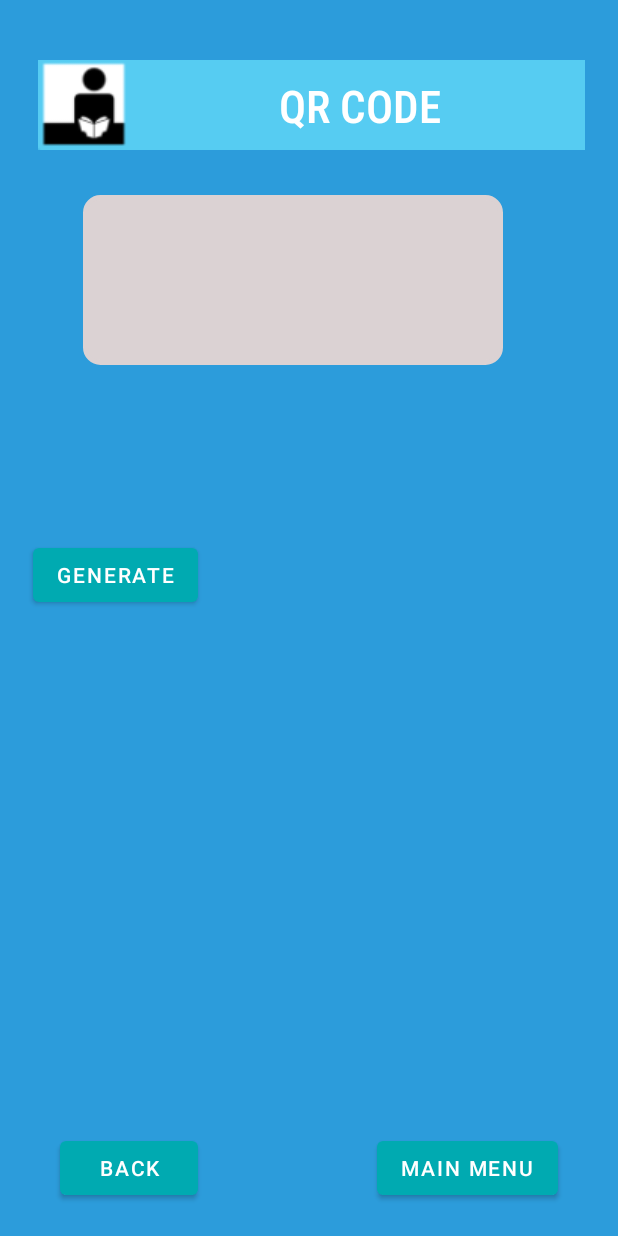
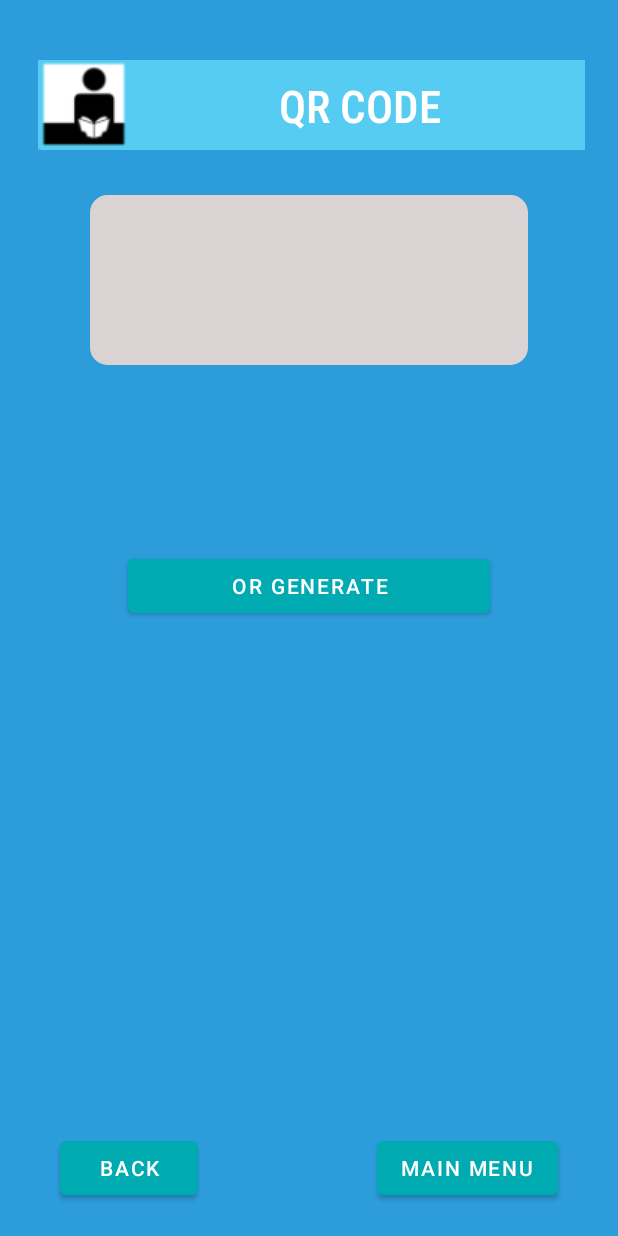
Before and after one commit to CankayaUniversity/ceng-407-408-2020-2021--Mobile-Library-Reservation-System, an Android app: the screen it shows after launch (Activity_LM_QR), on a phone screen of 412 x 824 dp. Run offline under Robolectric (Android 15) with nearby library versions, the phone set to English and light mode, and no system bars; libraries missing offline, so code that uses them is left out: com.journeyapps.barcodescanner; 1 statement that could not run was skipped.

Commit message:
QR Kod sayfası hizalar düzenlendi

```diff
--- a/MobileLibrs/app/src/main/res/layout/layout_lm_qr_code.xml
+++ b/MobileLibrs/app/src/main/res/layout/layout_lm_qr_code.xml
@@ -41,7 +41,7 @@
         android:text="Back" />
 
     <Button
-        android:id="@+id/btn_next"
+        android:id="@+id/btn_main_menu"
         android:layout_width="wrap_content"
         android:layout_height="wrap_content"
         android:layout_alignParentEnd="true"
@@ -83,11 +83,14 @@
     <RelativeLayout
         android:layout_width="280dp"
         android:layout_height="113dp"
-        android:layout_marginStart="55dp"
+        android:layout_alignParentStart="true"
 
+        android:layout_alignParentTop="true"
+        android:layout_alignParentEnd="true"
+
+        android:layout_marginStart="60dp"
         android:layout_marginTop="130dp"
-        android:layout_marginEnd="44dp"
-
+        android:layout_marginEnd="60dp"
         android:layout_marginBottom="330dp"
         android:background="@drawable/qrkod"
         android:orientation="vertical">
@@ -96,10 +99,13 @@
             android:id="@+id/editTextTextPersonName"
             android:layout_width="wrap_content"
             android:layout_height="wrap_content"
-            android:layout_marginStart="22dp"
+            android:layout_alignParentStart="true"
+            android:layout_alignParentEnd="true"
+            android:layout_alignParentBottom="true"
+            android:layout_marginStart="26dp"
             android:layout_marginTop="20dp"
-            android:layout_marginEnd="22dp"
-            android:layout_marginBottom="94dp"
+            android:layout_marginEnd="26dp"
+            android:layout_marginBottom="65dp"
             android:ems="10"
             android:inputType="textPersonName"
             android:lineSpacingExtra="24sp"
@@ -119,26 +125,33 @@
         android:layout_marginEnd="22dp"
         android:layout_marginBottom="94dp"
         android:hint="" />
+
     <Button
+        android:id="@+id/button"
         android:layout_width="wrap_content"
         android:layout_height="wrap_content"
-        android:id="@+id/button"
-        android:text="Generate"
-        android:layout_marginStart="22dp"
+        android:layout_alignParentStart="true"
+        android:layout_alignParentEnd="true"
+        android:layout_alignParentBottom="true"
+        android:layout_marginStart="85dp"
         android:layout_marginTop="359dp"
-        android:layout_marginEnd="22dp"
-        android:layout_marginBottom="94dp"
-        />
+        android:layout_marginEnd="85dp"
+        android:layout_marginBottom="409dp"
+        android:text="OR Generate" />
 
     <ImageView
         android:id="@+id/imageview"
-        android:layout_width="46dp"
-        android:layout_height="47dp"
+        android:layout_width="wrap_content"
+        android:layout_height="162dp"
+        android:layout_alignParentStart="true"
+        android:layout_alignParentTop="true"
+        android:layout_alignParentEnd="true"
+        android:layout_alignParentBottom="true"
         android:layout_gravity="center"
-        android:layout_marginStart="190dp"
-        android:layout_marginTop="470dp"
-        android:layout_marginEnd="22dp"
-        android:layout_marginBottom="94dp" />
+        android:layout_marginStart="128dp"
+        android:layout_marginTop="416dp"
+        android:layout_marginEnd="128dp"
+        android:layout_marginBottom="172dp" />
 
 
 </RelativeLayout>
```
